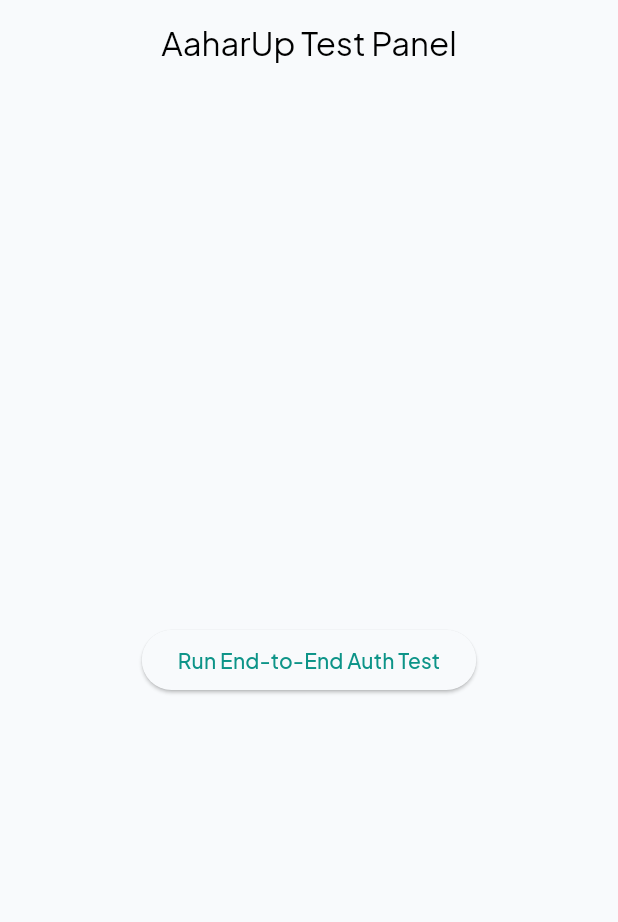
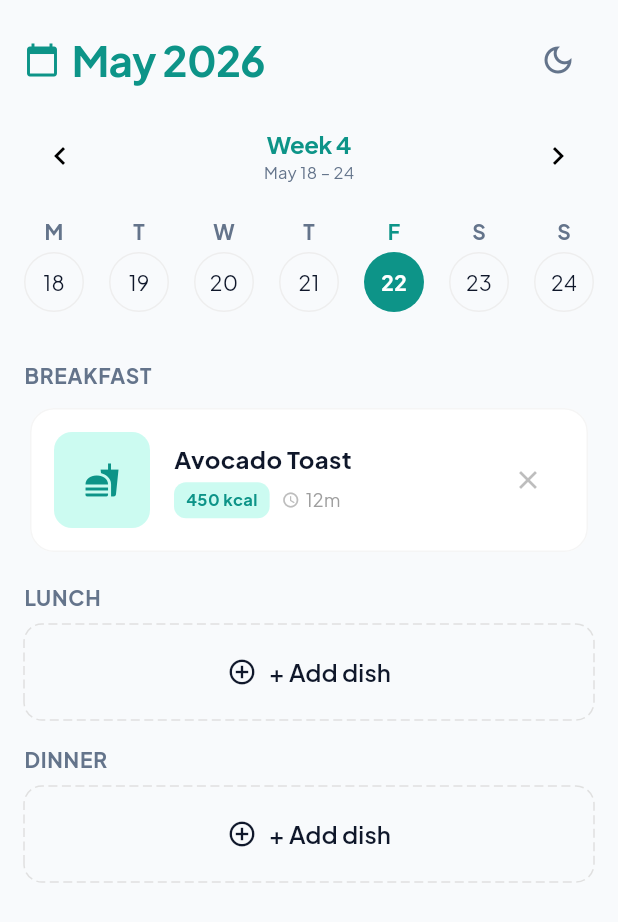
Before and after one commit to adityarathor007/aaharup-app, a Flutter app: the screen it shows after launch, on a phone screen of 412 x 824 dp. Shown: the top 922 px of the screen. Run offline on Flutter 3.47's test engine with Material 3 defaults, Android fonts, the phone set to English and light mode, and no system bars; drawn by our look-alikes of dotted_border; our stand-ins replace dio, flutter_riverpod, go_router, google_fonts, shared_preferences.

Commit message:
added meal plan calendar screen

```diff
--- a/lib/core/theme/app_text_styles.dart
+++ b/lib/core/theme/app_text_styles.dart
@@ -27,7 +27,7 @@ class AppTextStyles {
 
   static TextStyle get buttonText => GoogleFonts.plusJakartaSans(
     fontSize: 16.0,
-    fontWeight: FontWeight.w640,
+    fontWeight: FontWeight.w600,
     letterSpacing: 0.5,
   );
 }
--- /dev/null
+++ b/lib/features/meal_planner/domain/meal_plan_models.dart
@@ -0,0 +1,31 @@
+class ScheduledMeal {
+  final int id;
+  final String name;
+  final double calories;
+  final String? imageUrl;
+  final int prepTimeMinutes;
+
+  ScheduledMeal({
+    required this.id,
+    required this.name,
+    required this.calories,
+    this.imageUrl,
+    required this.prepTimeMinutes,
+  });
+}
+
+class DailyMealPlan {
+  final DateTime date;
+  final ScheduledMeal? breakfast;
+  final ScheduledMeal? lunch;
+  final ScheduledMeal? dinner;
+
+  DailyMealPlan({required this.date, this.breakfast, this.lunch, this.dinner});
+
+  // Calculate global daily progress for the progress indicator bar
+  double get totalCalories {
+    return (breakfast?.calories ?? 0) +
+        (lunch?.calories ?? 0) +
+        (dinner?.calories ?? 0);
+  }
+}
--- /dev/null
+++ b/lib/features/meal_planner/presentation/meal_planner_controller.dart
@@ -0,0 +1,40 @@
+// Created a dynamic state architecture that computes the week's dates relative to whatever day the user clicks.
+import 'package:aaharup_app/features/meal_planner/domain/meal_plan_models.dart';
+import 'package:flutter_riverpod/flutter_riverpod.dart';
+
+// 1. Selected Date State Provider
+final selectedDateProvider = StateProvider<DateTime>((ref) => DateTime.now());
+
+// 2. Computed Provider to generate the active 7 days based on selected week window
+final currentWeekDaysProvider = Provider<List<DateTime>>((ref) {
+  final selectedDate = ref.watch(selectedDateProvider);
+
+  // Find Monday of the currently targeted week
+  final int currentWeekday = selectedDate.weekday;
+  final DateTime monday = selectedDate.subtract(
+    Duration(days: currentWeekday - 1),
+  );
+
+  return List.generate(7, (index) => monday.add(Duration(days: index)));
+});
+
+
+// 3. Simple Mock data provider to feed the UI before API hooks are wired
+final dailyMealPlanProvider = Provider.family<DailyMealPlan, DateTime>((ref,date,) {
+  // Simple check to match the Stitch demo look (March 20, 2024 / current date mock)
+  final isSampleDay = date.day == 20 || date.day == DateTime.now().day;
+
+  return DailyMealPlan(
+    date: date,
+    breakfast: isSampleDay
+        ? ScheduledMeal(
+            id: 1,
+            name: 'Avocado Toast',
+            calories: 450,
+            prepTimeMinutes: 12,
+          )
+        : null,
+    lunch: null,
+    dinner: null,
+  );
+});
--- /dev/null
+++ b/lib/features/meal_planner/presentation/meal_planner_screen.dart
@@ -0,0 +1,335 @@
+import 'package:aaharup_app/core/theme/app_colors.dart';
+import 'package:aaharup_app/core/theme/app_spacing.dart';
+import 'package:aaharup_app/core/theme/app_text_styles.dart';
+import 'package:aaharup_app/features/meal_planner/domain/meal_plan_models.dart';
+import 'package:aaharup_app/features/meal_planner/presentation/meal_planner_controller.dart';
+import 'package:aaharup_app/shared/providers/theme_provider.dart';
+import 'package:dotted_border/dotted_border.dart';
+import 'package:flutter/material.dart';
+import 'package:flutter_riverpod/flutter_riverpod.dart';
+import 'package:intl/intl.dart';
+
+class MealPlannerScreen extends ConsumerWidget {
+  const MealPlannerScreen({super.key});
+
+  @override
+  Widget build(BuildContext context, WidgetRef ref){
+    final selectedDate = ref.watch(selectedDateProvider);
+    final weekDays = ref.watch(currentWeekDaysProvider);
+    final dailyPlan = ref.watch(dailyMealPlanProvider(selectedDate));
+    final themeMode = ref.watch(themeProvider);
+
+    return Scaffold(
+      body: SafeArea(
+        child: Padding(padding: AppSpacing.paddingAllMd,
+          child: Column(
+            crossAxisAlignment: CrossAxisAlignment.start,
+            children: [
+
+              //1. Header Section (Month Name & Mode Icons)
+              Row(
+                children: [
+                  Row(
+                    children: [
+                      const Icon(
+                        Icons.calendar_today,
+                        color: AppColors.tealPrimary,
+                        size: 24,
+                      ),
+                      const SizedBox(width: AppSpacing.sm),
+                      Text(
+                        DateFormat('MMMM yyyy').format(selectedDate),
+                        style: AppTextStyles.h1.copyWith(
+                          color: AppColors.tealPrimary,
+                        ),
+                      ),
+                    ],
+                  ),
+                  Spacer(),
+                  IconButton(
+                    icon: Icon(
+                      ref.watch(themeProvider) == ThemeMode.dark
+                          ? Icons.light_mode_outlined
+                          : Icons.dark_mode_outlined,
+                      color: AppColors.textMutedLight,
+                    ),
+                    onPressed: () {
+                      ref.read(themeProvider.notifier).toggleTheme();
+                    },
+                  ),
+                ],
+              ),
+
+              const SizedBox(height: AppSpacing. md),
+
+              // 2. WEEK CONTROLLER BAR (Nav Arrows & Week count)
+              Row(
+                mainAxisAlignment: MainAxisAlignment.spaceBetween,
+                children: [
+                  IconButton(
+                    icon: const Icon(Icons.chevron_left),
+                    onPressed: () =>
+                        ref.read(selectedDateProvider.notifier).state =
+                            selectedDate.subtract(const Duration(days: 7)),
+                  ),
+                  Column(
+                    children: [
+                      Text(
+                        'Week ${((selectedDate.day / 7).ceil())}',
+                        style: AppTextStyles.h2.copyWith(
+                          fontSize: 16,
+                          color: AppColors.tealPrimary,
+                        ),
+                      ),
+                      Text(
+                        '${DateFormat('MMM d').format(weekDays.first)} – ${DateFormat('d').format(weekDays.last)}',
+                        style: AppTextStyles.bodyMedium.copyWith(
+                          color: AppColors.textMutedLight,
+                          fontSize: 11,
+                        ),
+                      ),
+                    ],
+                  ),
+                  IconButton(
+                    icon: const Icon(Icons.chevron_right),
+                    onPressed: () =>
+                        ref.read(selectedDateProvider.notifier).state =
+                            selectedDate.add(const Duration(days: 7)),
+                  ),
+                ],
+              ),
+
+              const SizedBox(height: AppSpacing.md),
+
+              // 3. HORIZONTAL CALENDAR STRIP
+              Row(
+                mainAxisAlignment: MainAxisAlignment.spaceBetween,
+                children: weekDays.map((day) {
+                  final isSelected =
+                      day.year == selectedDate.year &&
+                      day.month == selectedDate.month &&
+                      day.day == selectedDate.day;
+                  return GestureDetector(
+                    onTap: () =>
+                        ref.read(selectedDateProvider.notifier).state = day,
+                    child: Column(
+                      children: [
+                        Text(
+                          DateFormat('E').format(day)[0],
+                          style: AppTextStyles.bodyMedium.copyWith(
+                            color: isSelected
+                                ? AppColors.tealPrimary
+                                : AppColors.textMutedLight,
+                            fontWeight: FontWeight.bold,
+                          ),
+                        ),
+                        const SizedBox(height: AppSpacing.xs),
+                        Container(
+                          width: 40,
+                          height: 40,
+                          decoration: BoxDecoration(
+                            shape: BoxShape.circle,
+                            color: isSelected
+                                ? AppColors.tealPrimary
+                                : Colors.transparent,
+                            border: Border.all(
+                              color: isSelected
+                                  ? Colors.transparent
+                                  : Colors.grey.shade200,
+                            ),
+                          ),
+                          alignment: Alignment.center,
+                          child: Text(
+                            '${day.day}',
+                            style: AppTextStyles.bodyMedium.copyWith(
+                              color: isSelected
+                                  ? Colors.white
+                                  : AppColors.textDark,
+                              fontWeight: isSelected
+                                  ? FontWeight.bold
+                                  : FontWeight.normal,
+                            ),
+                          ),
+                        ),
+                      ],
+                    ),
+                  );
+                }).toList(),
+              ),
+
+              const SizedBox(height: AppSpacing.xl),
+
+              // 4. DAILY MEAL SLOTS SECTION
+              Expanded(
+                child: ListView(
+                  children:[
+                    _buildMealSlot(context,'BREAKFAST', dailyPlan.breakfast),
+                    const SizedBox(height: AppSpacing.md),
+                    _buildMealSlot(context, 'LUNCH', dailyPlan.lunch),
+                    const SizedBox(height: AppSpacing.md),
+                    _buildMealSlot(context, 'DINNER', dailyPlan.dinner),
+                    const SizedBox(height: AppSpacing.md),
+
+                    // 5. NUTRITION TRACKING GOAL WIDGET
+                    // _buildNutritionCard(dailyPlan.totalCalories),
+                  ]
+                )
+              )
+
+            ],
+          ),
+          )
+      )
+    );
+  }
+
+
+  Widget _buildMealSlot(
+    BuildContext context,
+    String title,
+    ScheduledMeal? meal,
+  ) {
+    return Column(
+      crossAxisAlignment: CrossAxisAlignment.start,
+      children: [
+        Text(
+          title,
+          style: AppTextStyles.bodyMedium.copyWith(
+            fontWeight: FontWeight.bold,
+            color: AppColors.textMutedLight,
+            letterSpacing: 0.5,
+          ),
+        ),
+        const SizedBox(height: AppSpacing.sm),
+        if (meal != null)
+          Card(
+            elevation: 0,
+            color: Colors.white,
+            shape: RoundedRectangleBorder(
+              borderRadius: BorderRadius.circular(16),
+              side: BorderSide(color: Colors.grey.shade100),
+            ),
+            child: Padding(
+              padding: AppSpacing.paddingAllMd,
+              child: Row(
+                children: [
+                  Container(
+                    width: 64,
+                    height: 64,
+                    decoration: BoxDecoration(
+                      color: AppColors.tealLight,
+                      borderRadius: BorderRadius.circular(12),
+                    ),
+                    child: const Icon(
+                      Icons.fastfood,
+                      color: AppColors.tealPrimary,
+                    ), // Swapped with network images later
+                  ),
+                  const SizedBox(width: AppSpacing.md),
+                  Expanded(
+                    child: Column(
+                      crossAxisAlignment: CrossAxisAlignment.start,
+                      children: [
+                        Text(
+                          meal.name,
+                          style: AppTextStyles.bodyLarge.copyWith(
+                            fontWeight: FontWeight.bold,
+                            color: AppColors.textDark,
+                          ),
+                        ),
+                        const SizedBox(height: AppSpacing.xs),
+                        Row(
+                          children: [
+                            Container(
+                              padding: const EdgeInsets.symmetric(
+                                horizontal: 8,
+                                vertical: 4,
+                              ),
+                              decoration: BoxDecoration(
+                                color: AppColors.tealLight,
+                                borderRadius: BorderRadius.circular(8),
+                              ),
+                              child: Text(
+                                '${meal.calories.toInt()} kcal',
+                                style: const TextStyle(
+                                  fontSize: 11,
+                                  color: AppColors.tealPrimary,
+                                  fontWeight: FontWeight.bold,
+                                ),
+                              ),
+                            ),
+                            const SizedBox(width: AppSpacing.sm),
+                            Icon(
+                              Icons.access_time,
+                              size: 12,
+                              color: Colors.grey.shade400,
+                            ),
+                            const SizedBox(width: 4),
+                            Text(
+                              '${meal.prepTimeMinutes}m',
+                              style: TextStyle(
+                                fontSize: 12,
+                                color: Colors.grey.shade500,
+                              ),
+                            ),
+                          ],
+                        ),
+                      ],
+                    ),
+                  ),
+                  IconButton(
+                    icon: Icon(
+                      Icons.close,
+                      size: 20,
+                      color: Colors.grey.shade400,
+                    ),
+                    onPressed: () {},
+                  ),
+                ],
+              ),
+            ),
+          )
+        else
+          // Add Meal Button State
+          DottedBorder(
+            color: Colors.grey.shade300,
+            strokeWidth: 1,
+            dashPattern: const [6, 3], // 6px line, 3px gap
+            borderType: BorderType.RRect,
+            radius: const Radius.circular(12), // Matches button shape
+            padding: EdgeInsets.zero, // Prevents layout shifting
+            child: OutlinedButton(
+              onPressed: () {}, // Hooks up to AI engine selection sheets later
+              style: OutlinedButton.styleFrom(
+                minimumSize: const Size(double.infinity, 64),
+                // Remove 'side' parameter entirely
+                side: BorderSide.none,
+                shape: RoundedRectangleBorder(
+                  borderRadius: BorderRadius.circular(12),
+                ),
+              ),
+               child: Row(
+              mainAxisAlignment: MainAxisAlignment.center,
+              children: [
+                const Icon(
+                  Icons.add_circle_outline,
+                  color: AppColors.textDark,
+                  size: 20,
+                ),
+                const SizedBox(width: AppSpacing.sm),
+                Text(
+                  '+ Add dish',
+                  style: AppTextStyles.bodyLarge.copyWith(
+                    fontWeight: FontWeight.w600,
+                    color: AppColors.textDark,
+                  ),
+                ),
+              ],
+            ),
+            ),
+          )
+      ],
+    );
+  }
+
+}
--- a/lib/main.dart
+++ b/lib/main.dart
@@ -1,5 +1,7 @@
 import 'package:aaharup_app/core/theme/app_theme.dart';
 import 'package:aaharup_app/features/auth/presentation/auth_test_screen.dart';
+import 'package:aaharup_app/features/meal_planner/presentation/meal_planner_screen.dart';
+import 'package:aaharup_app/shared/providers/theme_provider.dart';
 import 'package:flutter/material.dart';
 import 'package:flutter_riverpod/flutter_riverpod.dart';
 import 'package:go_router/go_router.dart';
@@ -19,24 +21,28 @@ final _router = GoRouter(
   initialLocation: '/',
   routes: [
     GoRoute(
-      path: '/',
-      builder: (context, state) => const AuthTestScreen(),
+        path: '/',
+    //   builder: (context, state) => const AuthTestScreen(),
+        builder: (context, state) => const MealPlannerScreen(),
     ),
-  ],
+    ],
 );
 
-class MyApp extends StatelessWidget {
+class MyApp extends ConsumerWidget {
   const MyApp({super.key});
 
   @override
-  Widget build(BuildContext context) {
+  Widget build(BuildContext context, WidgetRef ref) {
+
+    final currentTheme = ref.watch(themeProvider);
+
     // Notice we use MaterialApp.router instead of ordinary MaterialApp
     return MaterialApp.router(
       title: 'AaharUp Meal Planner',
       debugShowCheckedModeBanner: false,
       theme: AppTheme.lightTheme,
       darkTheme: AppTheme.darkTheme,
-      themeMode: ThemeMode.system,
+      themeMode: currentTheme,
       // Hand routing control over to GoRouter
       routerConfig: _router,
     );
--- /dev/null
+++ b/lib/shared/providers/theme_provider.dart
@@ -0,0 +1,22 @@
+import 'package:flutter/material.dart';
+import 'package:flutter_riverpod/flutter_riverpod.dart';
+
+final themeProvider = StateNotifierProvider<ThemeNotifier, ThemeMode>(
+  (ref) => ThemeNotifier(),
+);
+
+class ThemeNotifier extends StateNotifier<ThemeMode> {
+  ThemeNotifier() : super(ThemeMode.system);
+
+  void toggleTheme() {
+    if (state == ThemeMode.system || state == ThemeMode.light) {
+      state = ThemeMode.dark;
+    } else {
+      state = ThemeMode.light;
+    }
+  }
+
+  void setSystemTheme() {
+    state = ThemeMode.system;
+  }
+}
--- a/pubspec.yaml
+++ b/pubspec.yaml
@@ -40,6 +40,7 @@ dependencies:
   # Use with the CupertinoIcons class for iOS style icons.
   cupertino_icons: ^1.0.8
   google_fonts: ^6.2.1
+  dotted_border: ^2.1.0
 
 dev_dependencies:
   flutter_test:
```
Also changed, not shown: pubspec.lock.
